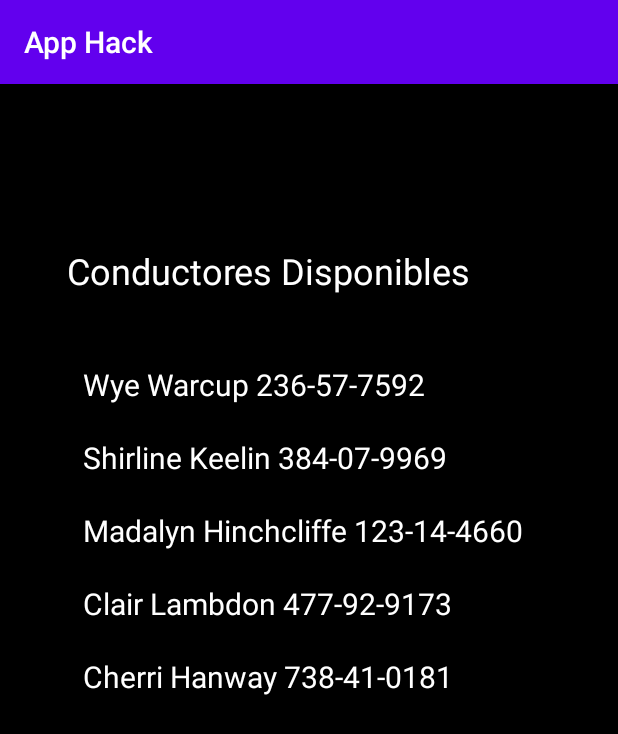
After one commit to Francisco-Julian-Jurdo-Ceron/ApiWeb, an Android app: the SubMenu screen opened directly, with no data from a screen before it, on a phone screen of 412 x 824 dp. The commit adds this screen. Shown: the top 734 px of the screen. Run offline under Robolectric (Android 15) with nearby library versions, the phone set to English and light mode, and no system bars; 2 statements that could not run were skipped.

Commit message:
Layout SubMenu, Items Solicitar Servicio,tráfico, Opcones Inicial

```diff
--- a/app/src/main/AndroidManifest.xml
+++ b/app/src/main/AndroidManifest.xml
@@ -3,7 +3,6 @@
     package="edu.unicauca.practice_layout">
     <uses-permission android:name="android.permission.INTERNET"/>
     <uses-permission android:name="android.permission.CAMERA" ></uses-permission>
-
     <application
         android:allowBackup="true"
         android:icon="@mipmap/ic_launcher"
@@ -12,7 +11,11 @@
         android:supportsRtl="true"
         android:theme="@style/AppTheme">
         <activity android:name=".MenuActivity"
-            android:screenOrientation="portrait"></activity>
+            android:screenOrientation="portrait">
+        </activity>
+        <activity android:name=".SubMenu"
+            android:screenOrientation="portrait">
+        </activity>
         <activity android:name=".MainActivity">
             <intent-filter>
                 <action android:name="android.intent.action.MAIN" />
--- a/app/src/main/java/edu/unicauca/practice_layout/MenuActivity.java
+++ b/app/src/main/java/edu/unicauca/practice_layout/MenuActivity.java
@@ -29,6 +29,18 @@ public class MenuActivity extends AppCompatActivity{
         ArrayAdapter <String> arrayAdapter = new ArrayAdapter<>(this, R.layout.list_item, list);
         listMenu.setAdapter(arrayAdapter);
 
+        listMenu.setOnItemClickListener(new AdapterView.OnItemClickListener() {
+            @Override
+            public void onItemClick(AdapterView<?> parent, View view, int position, long id){
+
+                String listChoice  = (listMenu.getItemAtPosition (position)).toString();
+                Intent i = new Intent(view.getContext(), SubMenu.class);
+                i.putExtra("Category", position);
+                i.putExtra("nameCategory",listChoice);
+                startActivity(i);
+            }
+        });
+
     }
 
 }
--- /dev/null
+++ b/app/src/main/java/edu/unicauca/practice_layout/SubMenu.java
@@ -0,0 +1,60 @@
+package edu.unicauca.practice_layout;
+
+import android.content.Intent;
+import android.os.Bundle;
+import androidx.appcompat.app.AppCompatActivity;
+import android.view.View;
+import android.widget.AdapterView;
+import android.widget.ArrayAdapter;
+import android.widget.ListView;
+import android.widget.TextView;
+
+public class SubMenu extends AppCompatActivity {
+
+    private ListView listSubCategory;
+    private TextView categories;
+    private int positionMain;
+    private Bundle datos;
+    private String title;
+    private TextView Subtitle;
+
+    @Override
+    protected void onCreate(Bundle savedInstanceState) {
+        super.onCreate(savedInstanceState);
+        setContentView(R.layout.activity_submenu);
+
+        listSubCategory = (ListView)findViewById(R.id.list_subcategory);
+        categories = (TextView) findViewById(R.id.category);
+        Subtitle = (TextView) findViewById(R.id.textSub);
+
+        Intent i = getIntent();
+        datos = i.getExtras();
+        positionMain = datos.getInt("Category");
+        String title=(datos.getString("nameCategory"));
+        selection(positionMain);
+    }
+
+    private void selection (int posicion){
+
+        if (posicion == 0){
+            categories.setText(title);
+            Subtitle.setText("Conductores Disponibles");
+            String subCategory []= getResources().getStringArray(R.array.array_nombre_Conductores);
+            ArrayAdapter <String> arrayAdapter = new ArrayAdapter<>(this, R.layout.list_item, subCategory);
+            listSubCategory.setAdapter(arrayAdapter);
+        }else if (posicion == 1){
+            categories.setText(title);
+            Subtitle.setText("Rutas Opcionales");
+            //String subCategory []= getResources().getStringArray(R.array.array_Trigonometría);
+            //ArrayAdapter <String> arrayAdapter = new ArrayAdapter<>(this, R.layout.list_item, subCategory);
+            //listSubCategory.setAdapter(arrayAdapter);
+        }else if(posicion == 2){
+            categories.setText(title);
+            Subtitle.setText("");
+            String subCategory []= getResources().getStringArray(R.array.array_opciones);
+            ArrayAdapter <String> arrayAdapter = new ArrayAdapter<>(this, R.layout.list_item, subCategory);
+            listSubCategory.setAdapter(arrayAdapter);
+        }
+    }
+
+}
--- /dev/null
+++ b/app/src/main/res/layout/activity_submenu.xml
@@ -0,0 +1,60 @@
+<?xml version="1.0" encoding="utf-8"?>
+<androidx.constraintlayout.widget.ConstraintLayout
+    xmlns:android="http://schemas.android.com/apk/res/android"
+    xmlns:app="http://schemas.android.com/apk/res-auto"
+    xmlns:tools="http://schemas.android.com/tools"
+    android:layout_width="match_parent"
+    android:layout_height="match_parent"
+    android:background="@color/background">
+
+    <TextView
+        android:id="@+id/category"
+        android:layout_width="224dp"
+        android:layout_height="32dp"
+        android:layout_marginStart="88dp"
+        android:layout_marginLeft="88dp"
+        android:layout_marginTop="44dp"
+        android:layout_marginEnd="8dp"
+        android:layout_marginRight="8dp"
+        android:text=""
+        android:textSize="24sp"
+        android:textColor="@color/text"
+        app:layout_constraintEnd_toEndOf="parent"
+        app:layout_constraintHorizontal_bias="0.045"
+        app:layout_constraintStart_toStartOf="parent"
+        app:layout_constraintTop_toTopOf="parent"
+        tools:ignore="MissingConstraints" />
+
+    <ListView
+        android:id="@+id/list_subcategory"
+        android:layout_width="321dp"
+        android:layout_height="294dp"
+        android:layout_marginStart="44dp"
+        android:layout_marginLeft="44dp"
+        android:layout_marginTop="36dp"
+        android:layout_marginEnd="8dp"
+        android:layout_marginRight="8dp"
+        app:layout_constraintEnd_toEndOf="parent"
+        app:layout_constraintHorizontal_bias="0.026"
+        app:layout_constraintStart_toStartOf="parent"
+        app:layout_constraintTop_toBottomOf="@+id/textSub"
+        tools:ignore="MissingConstraints" />
+
+    <TextView
+        android:id="@+id/textSub"
+        android:layout_width="wrap_content"
+        android:layout_height="wrap_content"
+        android:layout_marginStart="44dp"
+        android:layout_marginLeft="44dp"
+        android:layout_marginTop="32dp"
+        android:layout_marginEnd="8dp"
+        android:layout_marginRight="8dp"
+        android:textSize="24sp"
+        android:textColor="@color/text"
+        app:layout_constraintEnd_toEndOf="parent"
+        app:layout_constraintHorizontal_bias="0.004"
+        app:layout_constraintStart_toStartOf="parent"
+        app:layout_constraintTop_toBottomOf="@+id/category"
+        tools:ignore="MissingConstraints" />
+
+</androidx.constraintlayout.widget.ConstraintLayout>
--- a/app/src/main/res/values/colors.xml
+++ b/app/src/main/res/values/colors.xml
@@ -4,4 +4,5 @@
     <color name="colorPrimaryDark">#3700B3</color>
     <color name="colorAccent">#03DAC5</color>
     <color name="text">#FFFFFF</color>
+    <color name="background">#000000</color>
 </resources>
--- a/app/src/main/res/values/strings.xml
+++ b/app/src/main/res/values/strings.xml
@@ -5,4 +5,16 @@
         <item>Ver Tráfico</item>
         <item>Opciones</item>
     </string-array>
+    <string-array name="array_nombre_Conductores">
+        <item>Wye Warcup  236-57-7592</item>
+        <item>Shirline Keelin 384-07-9969</item>
+        <item>Madalyn Hinchcliffe 123-14-4660</item>
+        <item>Clair Lambdon 477-92-9173</item>
+        <item>Cherri Hanway 738-41-0181</item>
+    </string-array>
+    <string-array name="array_opciones">
+        <item>Mi Perfil</item>
+        <item>Mis Pagos</item>
+        <item>Cerrar Sesión</item>
+    </string-array>
 </resources>
```
